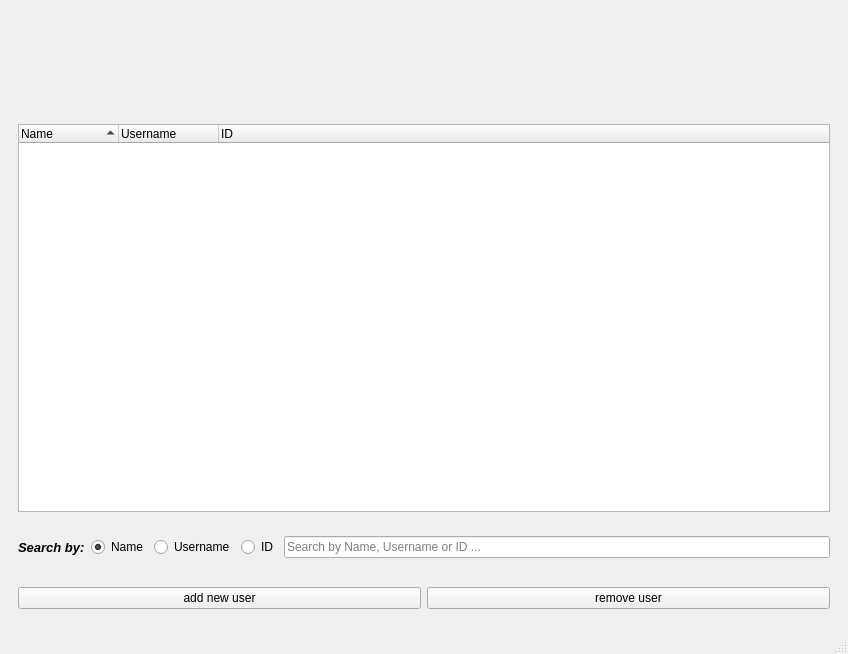
The window that ToDoListClient/allserverusers.ui (captain-moji/To_Do_List_Project) describes before a commit, drawn with Qt 5.
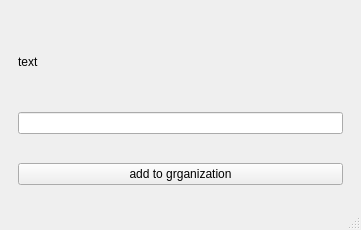
The same window after the commit.

Commit message: Client organizationWindow add person cpmpleted

What changed in the file:
```diff
--- a/ToDoListClient/allserverusers.ui
+++ b/ToDoListClient/allserverusers.ui
@@ -6,8 +6,8 @@
    <rect>
     <x>0</x>
     <y>0</y>
-    <width>848</width>
-    <height>654</height>
+    <width>361</width>
+    <height>230</height>
    </rect>
   </property>
   <property name="windowTitle">
@@ -23,89 +23,16 @@
         <height>100</height>
        </size>
       </property>
-     </widget>
-    </item>
-    <item>
-     <widget class="QWidget" name="widget" native="true">
       <layout class="QVBoxLayout" name="verticalLayout_2">
        <item>
-        <widget class="QTreeWidget" name="all_persons_tree">
-         <property name="sortingEnabled">
-          <bool>true</bool>
-         </property>
-         <attribute name="headerShowSortIndicator" stdset="0">
-          <bool>true</bool>
-         </attribute>
-         <column>
-          <property name="text">
-           <string>Name</string>
-          </property>
-         </column>
-         <column>
-          <property name="text">
-           <string>Username</string>
-          </property>
-         </column>
-         <column>
-          <property name="text">
-           <string>ID</string>
-          </property>
-         </column>
-        </widget>
-       </item>
-      </layout>
-     </widget>
-    </item>
-    <item>
-     <widget class="QWidget" name="widget_4" native="true">
-      <layout class="QHBoxLayout" name="horizontalLayout_3">
-       <item>
-        <widget class="QLabel" name="label">
-         <property name="font">
-          <font>
-           <pointsize>10</pointsize>
-           <italic>true</italic>
-           <bold>true</bold>
-          </font>
-         </property>
+        <widget class="QLabel" name="enter_text">
          <property name="text">
-          <string>Search by:</string>
+          <string>text</string>
          </property>
         </widget>
        </item>
        <item>
-        <widget class="QRadioButton" name="search_by_name_radio">
-         <property name="text">
-          <string>Name</string>
-         </property>
-         <property name="checked">
-          <bool>true</bool>
-         </property>
-        </widget>
-       </item>
-       <item>
-        <widget class="QRadioButton" name="search_by_username_radio">
-         <property name="text">
-          <string>Username</string>
-         </property>
-         <property name="checked">
-          <bool>false</bool>
-         </property>
-        </widget>
-       </item>
-       <item>
-        <widget class="QRadioButton" name="search_by_ID_radio">
-         <property name="text">
-          <string>ID</string>
-         </property>
-        </widget>
-       </item>
-       <item>
-        <widget class="QLineEdit" name="all_users_search_line_edit">
-         <property name="placeholderText">
-          <string>Search by Name, Username or ID ...</string>
-         </property>
-        </widget>
+        <widget class="QLineEdit" name="name_line_edit"/>
        </item>
       </layout>
      </widget>
@@ -128,14 +55,7 @@
        <item>
         <widget class="QPushButton" name="all_users_add_user_BTN">
          <property name="text">
-          <string>add new user</string>
-         </property>
-        </widget>
-       </item>
-       <item>
-        <widget class="QPushButton" name="all_users_remove_user_BTN">
-         <property name="text">
-          <string>remove user</string>
+          <string>add to grganization</string>
          </property>
         </widget>
        </item>
```
Left out of the diff: 6 changed lines with no effect on the pictures. The commit also changes 4 other files.
